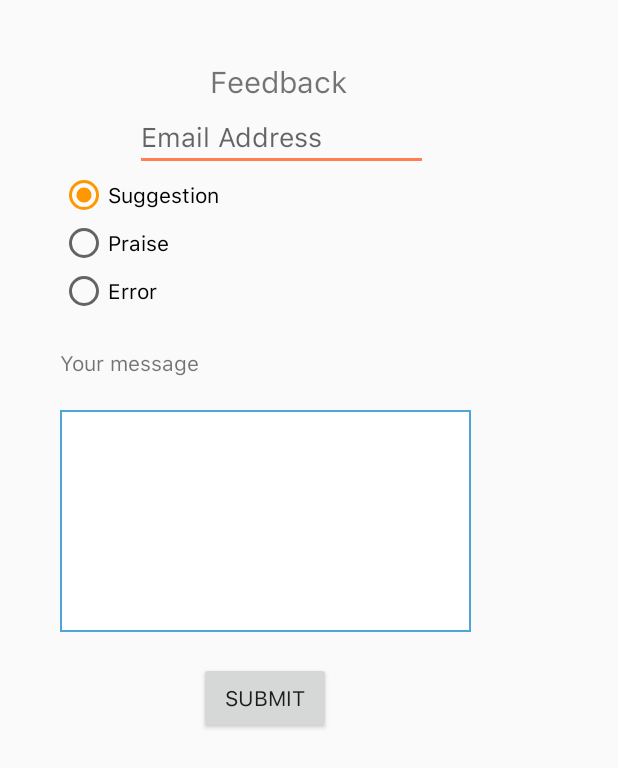
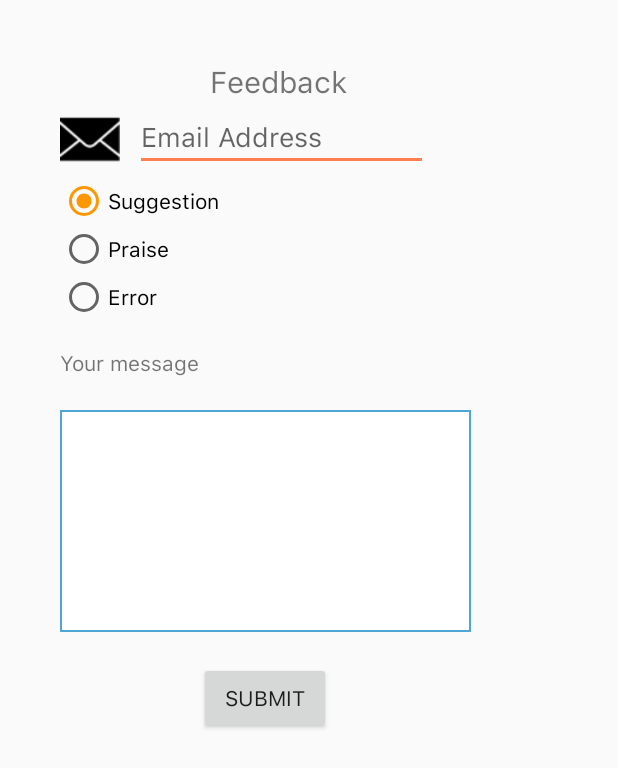
Before and after one commit to NavneetPrakashSingh/Location-Based-To-do, an Android app: the SettingsActivity screen opened directly, with no data from a screen before it, on a phone screen of 412 x 824 dp. Shown: the top 768 px of the screen. Run offline under Robolectric (Android 15) with nearby library versions, the phone set to English and light mode, and no system bars.

Commit message:
Icon added for email

```diff
--- a/app/src/main/res/layout/feedback.xml
+++ b/app/src/main/res/layout/feedback.xml
@@ -47,7 +47,8 @@
                     android:layout_height="wrap_content"
                     android:layout_marginRight="10dp"
                     android:tint="@color/colorBlack"
-                    app:srcCompat="@android:drawable/ic_dialog_email" />
+                    android:visibility="visible"
+                    android:src="@drawable/email" />
 
                 <EditText
                     android:id="@+id/email"
```
Also changed, not shown: app/src/main/res/drawable/email.png (added).
